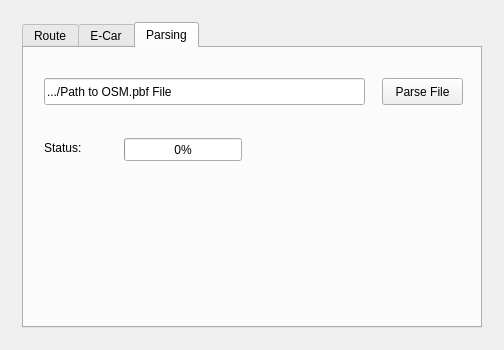
First picture: the form in WinNav/widget.ui, repository meins111/fapra, before the edit.
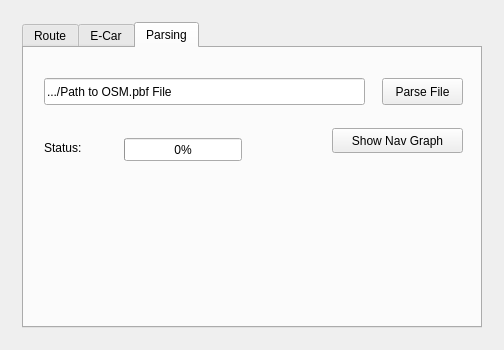
Second picture: the form after the edit.

Patch:
```diff
--- a/WinNav/widget.ui
+++ b/WinNav/widget.ui
@@ -265,6 +265,19 @@
            <string/>
           </property>
          </widget>
+         <widget class="QPushButton" name="showGraph">
+          <property name="geometry">
+           <rect>
+            <x>308</x>
+            <y>80</y>
+            <width>131</width>
+            <height>25</height>
+           </rect>
+          </property>
+          <property name="text">
+           <string>Show Nav Graph</string>
+          </property>
+         </widget>
         </widget>
        </widget>
       </item>
```
